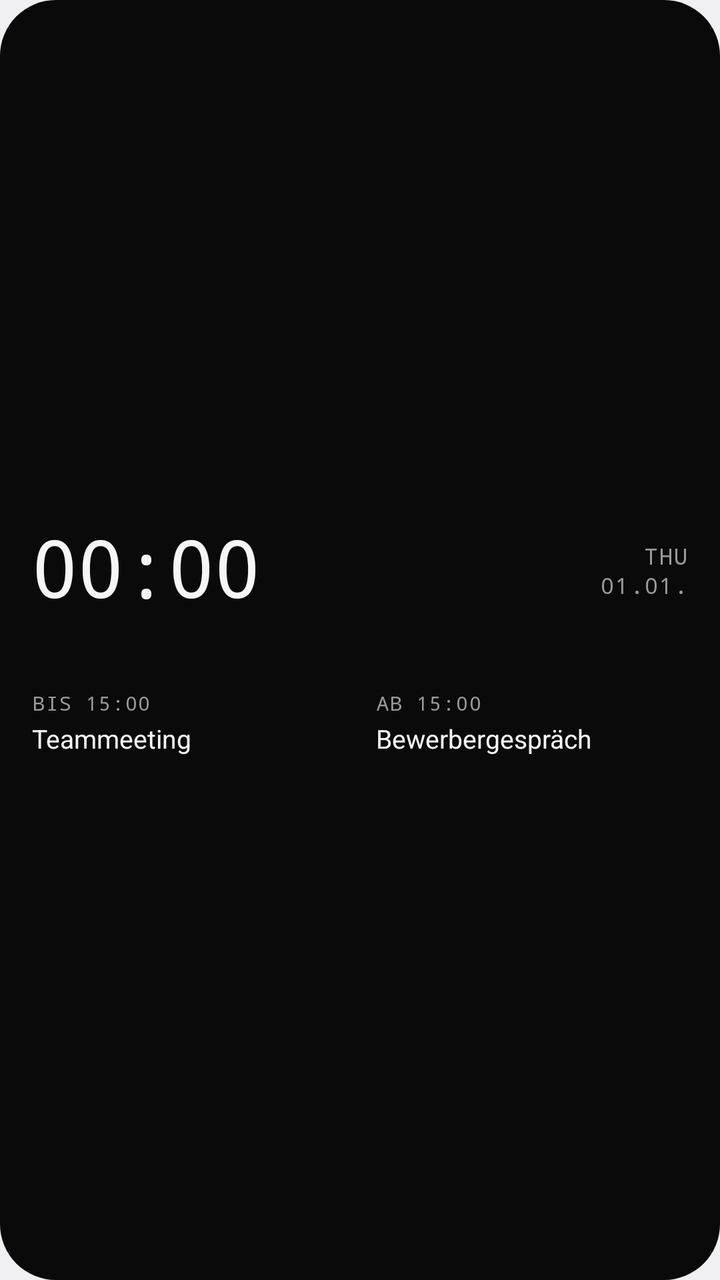
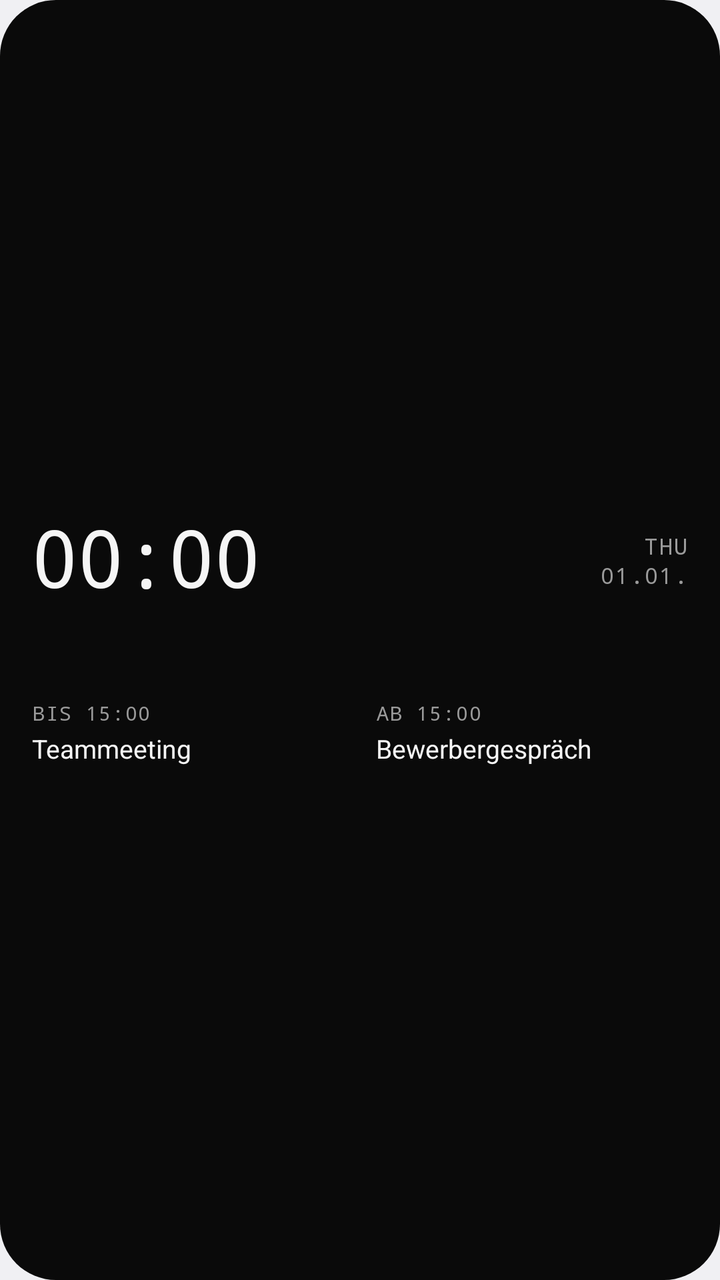

Before-and-after screenshots of an Android layout around one commit, followed by the original layout XML and the change that was made.
<!-- AndroidManifest.xml: application theme android:Theme.DeviceDefault.DayNight -->
<!-- res/layout/widget_day_bar.xml -->
<?xml version="1.0" encoding="utf-8"?>
<FrameLayout xmlns:android="http://schemas.android.com/apk/res/android"
    android:id="@android:id/background"
    android:layout_width="match_parent"
    android:layout_height="match_parent">

    <ImageView
        android:id="@+id/db_bg_fill"
        android:layout_width="match_parent"
        android:layout_height="match_parent"
        android:importantForAccessibility="no"
        android:scaleType="fitXY"
        android:src="@drawable/widget_shape"
        android:tint="@color/mono_bg_solid" />

    <ImageView
        android:id="@+id/db_bg_stroke"
        android:layout_width="match_parent"
        android:layout_height="match_parent"
        android:importantForAccessibility="no"
        android:scaleType="fitXY"
        android:src="@drawable/widget_stroke"
        android:visibility="gone" />

    <LinearLayout
        android:layout_width="match_parent"
        android:layout_height="match_parent"
        android:orientation="vertical"
        android:paddingStart="16dp"
        android:paddingTop="12dp"
        android:paddingEnd="16dp"
        android:paddingBottom="12dp">

        
        <FrameLayout
            android:layout_width="match_parent"
            android:layout_height="0dp"
            android:layout_weight="1" />

        
        <LinearLayout
            android:layout_width="match_parent"
            android:layout_height="wrap_content"
            android:gravity="center_vertical"
            android:orientation="horizontal">

            <TextClock
                android:id="@+id/db_clock"
                android:layout_width="wrap_content"
                android:layout_height="wrap_content"
                android:fontFamily="monospace"
                android:fontFeatureSettings="tnum"
                android:format12Hour="HH:mm"
                android:format24Hour="HH:mm"
                android:includeFontPadding="false"
                android:letterSpacing="-0.03"
                android:textColor="@color/mono_text"
                android:textSize="40sp" />

            <FrameLayout
                android:layout_width="0dp"
                android:layout_height="wrap_content"
                android:layout_weight="1" />

            
            <LinearLayout
                android:layout_width="wrap_content"
                android:layout_height="wrap_content"
                android:gravity="end"
                android:orientation="vertical">

                <TextClock
                    android:id="@+id/db_weekday"
                    android:layout_width="wrap_content"
                    android:layout_height="wrap_content"
                    android:fontFamily="monospace"
                    android:format12Hour="EEE"
                    android:format24Hour="EEE"
                    android:letterSpacing="0.06"
                    android:textAllCaps="true"
                    android:textColor="@color/mono_muted_solid"
                    android:textSize="11sp" />

                <TextClock
                    android:id="@+id/db_date"
                    android:layout_width="wrap_content"
                    android:layout_height="wrap_content"
                    android:fontFamily="monospace"
                    android:format12Hour="dd.MM."
                    android:format24Hour="dd.MM."
                    android:letterSpacing="0.06"
                    android:textAllCaps="true"
                    android:textColor="@color/mono_muted_solid"
                    android:textSize="11sp" />

                
                <LinearLayout
                    android:id="@+id/db_allday_row"
                    android:layout_width="wrap_content"
                    android:layout_height="wrap_content"
                    android:layout_marginTop="2dp"
                    android:gravity="center_vertical"
                    android:orientation="horizontal"
                    android:visibility="gone">

                    <ImageView
                        android:id="@+id/db_allday_ring"
                        android:layout_width="6dp"
                        android:layout_height="6dp"
                        android:importantForAccessibility="no"
                        android:src="@drawable/ring"
                        android:tint="@color/mono_muted_solid" />

                    <TextView
                        android:id="@+id/db_allday_title"
                        android:layout_width="wrap_content"
                        android:layout_height="wrap_content"
                        android:layout_marginStart="5dp"
                        android:ellipsize="end"
                        android:maxLines="1"
                        android:maxWidth="100dp"
                        android:text="Feiertag"
                        android:textColor="@color/mono_text"
                        android:textSize="11sp" />

                    <TextView
                        android:id="@+id/db_allday_count"
                        android:layout_width="wrap_content"
                        android:layout_height="wrap_content"
                        android:layout_marginStart="4dp"
                        android:fontFamily="monospace"
                        android:maxLines="1"
                        android:text="+1"
                        android:textColor="@color/mono_muted_solid"
                        android:textSize="10sp"
                        android:visibility="gone" />
                </LinearLayout>
            </LinearLayout>
        </LinearLayout>

        
        <ImageView
            android:id="@+id/db_timeline"
            android:layout_width="match_parent"
            android:layout_height="28dp"
            android:layout_marginTop="4dp"
            android:importantForAccessibility="no"
            android:scaleType="fitXY" />

        
        <LinearLayout
            android:layout_width="match_parent"
            android:layout_height="wrap_content"
            android:layout_marginTop="4dp"
            android:orientation="horizontal">

            
            <LinearLayout
                android:id="@+id/db_footer_left"
                android:layout_width="0dp"
                android:layout_height="wrap_content"
                android:layout_weight="1"
                android:orientation="vertical">

                <TextView
                    android:id="@+id/db_current_label"
                    android:layout_width="wrap_content"
                    android:layout_height="wrap_content"
                    android:fontFamily="monospace"
                    android:letterSpacing="0.06"
                    android:maxLines="1"
                    android:text="BIS 15:00"
                    android:textColor="@color/mono_muted_solid"
                    android:textSize="10sp" />

                <TextView
                    android:id="@+id/db_current_title"
                    android:layout_width="match_parent"
                    android:layout_height="wrap_content"
                    android:layout_marginTop="2dp"
                    android:ellipsize="end"
                    android:maxLines="1"
                    android:text="Teammeeting"
                    android:textColor="@color/mono_text"
                    android:textSize="13sp" />
            </LinearLayout>

            
            <LinearLayout
                android:id="@+id/db_footer_right"
                android:layout_width="0dp"
                android:layout_height="wrap_content"
                android:layout_weight="1"
                android:layout_marginStart="16dp"
                android:orientation="vertical">

                <TextView
                    android:id="@+id/db_next_label"
                    android:layout_width="match_parent"
                    android:layout_height="wrap_content"
                    android:ellipsize="end"
                    android:fontFamily="monospace"
                    android:letterSpacing="0.06"
                    android:maxLines="1"
                    android:text="AB 15:00"
                    android:textColor="@color/mono_muted_solid"
                    android:textSize="10sp" />

                <TextView
                    android:id="@+id/db_next_title"
                    android:layout_width="match_parent"
                    android:layout_height="wrap_content"
                    android:layout_marginTop="2dp"
                    android:ellipsize="end"
                    android:maxLines="1"
                    android:text="Bewerbergespräch"
                    android:textColor="@color/mono_text"
                    android:textSize="13sp" />
            </LinearLayout>
        </LinearLayout>

        
        
        <FrameLayout
            android:layout_width="match_parent"
            android:layout_height="0dp"
            android:layout_weight="1" />

    </LinearLayout>
</FrameLayout>
<!-- resources referenced by this layout -->
<resources>
  <color name="mono_bg_solid">#FF0A0A0A</color>
  <color name="mono_muted_solid">#FF9A9A9A</color>
  <color name="mono_text">#FFF5F5F5</color>
  <!-- drawable ring (drawable) -->
  <?xml version="1.0" encoding="utf-8"?>
  <shape xmlns:android="http://schemas.android.com/apk/res/android"
      android:shape="oval">
      <solid android:color="#00000000" />
      <stroke
          android:width="1.5dp"
          android:color="#FFFFFFFF" />
      <size
          android:width="7dp"
          android:height="7dp" />
  </shape>
  <!-- drawable widget_shape (drawable) -->
  <?xml version="1.0" encoding="utf-8"?>
  <shape xmlns:android="http://schemas.android.com/apk/res/android"
      android:shape="rectangle">
      <solid android:color="#FFFFFFFF" />
      <corners android:radius="@android:dimen/system_app_widget_background_radius" />
  </shape>
  <!-- drawable widget_stroke (drawable) -->
  <?xml version="1.0" encoding="utf-8"?>
  <shape xmlns:android="http://schemas.android.com/apk/res/android"
      android:shape="rectangle">
      <solid android:color="#00000000" />
      <stroke
          android:width="1dp"
          android:color="#29FFFFFF" />
      <corners android:radius="@android:dimen/system_app_widget_background_radius" />
  </shape>
</resources>

<!-- the commit's change to res/layout/widget_day_bar.xml (unified diff, before → after) -->
@@ -142,7 +142,7 @@
         <ImageView
             android:id="@+id/db_timeline"
             android:layout_width="match_parent"
-            android:layout_height="28dp"
+            android:layout_height="34dp"
             android:layout_marginTop="4dp"
             android:importantForAccessibility="no"
             android:scaleType="fitXY" />
@@ -151,7 +151,7 @@
         <LinearLayout
             android:layout_width="match_parent"
             android:layout_height="wrap_content"
-            android:layout_marginTop="4dp"
+            android:layout_marginTop="8dp"
             android:orientation="horizontal">
 
             
